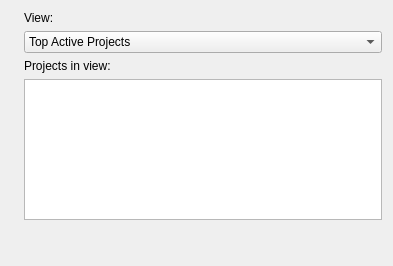
Above: applets/kdeobservatory/src/ui/kdeobservatoryconfigviews.ui from KDE/kdeplasma-addons before the change. Below: the same form after it.
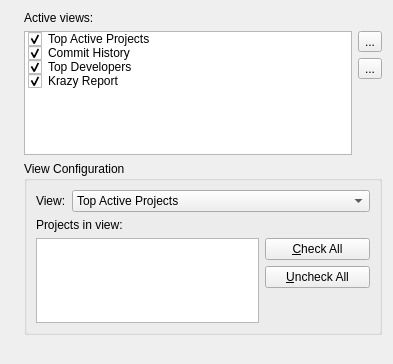
That is the form after the change. Icons and pictures are not drawn. Custom widgets are drawn as their Qt base class.

```diff
--- a/applets/kdeobservatory/src/ui/kdeobservatoryconfigviews.ui
+++ b/applets/kdeobservatory/src/ui/kdeobservatoryconfigviews.ui
@@ -7,15 +7,15 @@
     <x>0</x>
     <y>0</y>
     <width>393</width>
-    <height>266</height>
+    <height>364</height>
    </rect>
   </property>
   <property name="windowTitle">
    <string>Configure KDE Observatory - Commit Summary</string>
   </property>
   <layout class="QGridLayout" name="gridLayout">
-   <item row="3" column="1">
-    <widget class="QLabel" name="lblProjectsInView">
+   <item row="0" column="1">
+    <widget class="QLabel" name="lblActiveViews">
      <property name="sizePolicy">
       <sizepolicy hsizetype="Fixed" vsizetype="Fixed">
        <horstretch>0</horstretch>
@@ -23,7 +23,7 @@
       </sizepolicy>
      </property>
      <property name="text">
-      <string>Projects in view:</string>
+      <string>Active views:</string>
      </property>
      <property name="alignment">
       <set>Qt::AlignLeading|Qt::AlignLeft|Qt::AlignVCenter</set>
@@ -33,8 +33,8 @@
      </property>
     </widget>
    </item>
-   <item row="4" column="0">
-    <spacer name="spacer1">
+   <item row="1" column="0">
+    <spacer name="spacer4">
      <property name="orientation">
       <enum>Qt::Horizontal</enum>
      </property>
@@ -49,15 +49,106 @@
      </property>
     </spacer>
    </item>
-   <item row="4" column="1">
-    <widget class="QListWidget" name="projectsInView">
+   <item row="1" column="1">
+    <layout class="QHBoxLayout" name="horizontalLayout1">
+     <item>
+      <widget class="QListWidget" name="activeViews">
      <property name="minimumSize">
       <size>
        <width>0</width>
-       <height>85</height>
-      </size>
-     </property>
-    </widget>
+         <height>123</height>
+        </size>
+       </property>
+       <item>
+        <property name="text">
+         <string>Top Active Projects</string>
+        </property>
+        <property name="checkState">
+         <enum>Checked</enum>
+        </property>
+        <property name="icon">
+         <iconset>
+          <normaloff>../../../../../usr/share/icons/oxygen/16x16/actions/svn-commit.png</normaloff>../../../../../usr/share/icons/oxygen/16x16/actions/svn-commit.png</iconset>
+        </property>
+       </item>
+       <item>
+        <property name="text">
+         <string>Commit History</string>
+        </property>
+        <property name="checkState">
+         <enum>Checked</enum>
+        </property>
+        <property name="icon">
+         <iconset>
+          <normaloff>../../../../../usr/share/icons/oxygen/16x16/actions/view-history.png</normaloff>../../../../../usr/share/icons/oxygen/16x16/actions/view-history.png</iconset>
+        </property>
+       </item>
+       <item>
+        <property name="text">
+         <string>Top Developers</string>
+        </property>
+        <property name="checkState">
+         <enum>Checked</enum>
+        </property>
+        <property name="icon">
+         <iconset>
+          <normaloff>../../../../../usr/share/icons/oxygen/16x16/actions/user-properties.png</normaloff>../../../../../usr/share/icons/oxygen/16x16/actions/user-properties.png</iconset>
+        </property>
+       </item>
+       <item>
+        <property name="text">
+         <string>Krazy Report</string>
+        </property>
+        <property name="checkState">
+         <enum>Checked</enum>
+        </property>
+        <property name="icon">
+         <iconset>
+          <normaloff>../../../../../usr/share/icons/oxygen/16x16/actions/checkbox.png</normaloff>../../../../../usr/share/icons/oxygen/16x16/actions/checkbox.png</iconset>
+        </property>
+       </item>
+      </widget>
+     </item>
+     <item>
+      <layout class="QVBoxLayout" name="verticalLayout">
+       <item>
+        <widget class="QToolButton" name="tlbUp">
+         <property name="text">
+          <string>...</string>
+         </property>
+         <property name="icon">
+          <iconset>
+           <normaloff>../../../../../usr/share/icons/oxygen/16x16/actions/go-up.png</normaloff>../../../../../usr/share/icons/oxygen/16x16/actions/go-up.png</iconset>
+         </property>
+        </widget>
+       </item>
+       <item>
+        <widget class="QToolButton" name="tlbDown">
+         <property name="text">
+          <string>...</string>
+         </property>
+         <property name="icon">
+          <iconset>
+           <normaloff>../../../../../usr/share/icons/oxygen/16x16/actions/go-down.png</normaloff>../../../../../usr/share/icons/oxygen/16x16/actions/go-down.png</iconset>
+         </property>
+        </widget>
+       </item>
+       <item>
+        <spacer name="spacer5">
+         <property name="orientation">
+          <enum>Qt::Vertical</enum>
+         </property>
+         <property name="sizeHint" stdset="0">
+          <size>
+           <width>20</width>
+           <height>18</height>
+          </size>
+         </property>
+        </spacer>
+       </item>
+      </layout>
+     </item>
+    </layout>
    </item>
    <item row="5" column="1">
     <spacer name="spacer2">
@@ -72,14 +163,34 @@
      </property>
     </spacer>
    </item>
-   <item row="1" column="1">
+   <item row="2" column="1" rowspan="2">
+    <widget class="QGroupBox" name="gpbViewConfiguration">
+     <property name="title">
+      <string>View Configuration</string>
+     </property>
+     <layout class="QGridLayout" name="gridLayout_2">
+      <item row="0" column="0" colspan="2">
+       <layout class="QHBoxLayout" name="horizontalLayout">
+        <item>
     <widget class="QLabel" name="lblView">
+          <property name="sizePolicy">
+           <sizepolicy hsizetype="Minimum" vsizetype="Preferred">
+            <horstretch>0</horstretch>
+            <verstretch>0</verstretch>
+           </sizepolicy>
+          </property>
+          <property name="maximumSize">
+           <size>
+            <width>30</width>
+            <height>16777215</height>
+           </size>
+          </property>
      <property name="text">
       <string>View:</string>
      </property>
     </widget>
    </item>
-   <item row="2" column="1">
+        <item>
     <widget class="KComboBox" name="views">
      <item>
       <property name="text">
@@ -120,8 +231,127 @@
     </widget>
    </item>
   </layout>
+      </item>
+      <item row="1" column="0">
+       <widget class="QLabel" name="lblProjectsInView">
+        <property name="sizePolicy">
+         <sizepolicy hsizetype="Fixed" vsizetype="Fixed">
+          <horstretch>0</horstretch>
+          <verstretch>0</verstretch>
+         </sizepolicy>
+        </property>
+        <property name="text">
+         <string>Projects in view:</string>
+        </property>
+        <property name="alignment">
+         <set>Qt::AlignLeading|Qt::AlignLeft|Qt::AlignVCenter</set>
+        </property>
+       </widget>
+      </item>
+      <item row="2" column="0">
+       <widget class="QListWidget" name="projectsInView">
+        <property name="minimumSize">
+         <size>
+          <width>0</width>
+          <height>85</height>
+         </size>
+        </property>
+       </widget>
+      </item>
+      <item row="2" column="1">
+       <layout class="QVBoxLayout" name="verticalLayout_2">
+        <item>
+         <widget class="KPushButton" name="psbCheckAll">
+          <property name="sizePolicy">
+           <sizepolicy hsizetype="Fixed" vsizetype="Fixed">
+            <horstretch>0</horstretch>
+            <verstretch>0</verstretch>
+           </sizepolicy>
+          </property>
+          <property name="minimumSize">
+           <size>
+            <width>105</width>
+            <height>0</height>
+           </size>
+          </property>
+          <property name="maximumSize">
+           <size>
+            <width>105</width>
+            <height>16777215</height>
+           </size>
+          </property>
+          <property name="text">
+           <string>&amp;Check All</string>
+          </property>
+         </widget>
+        </item>
+        <item>
+         <widget class="KPushButton" name="psbUncheckAll">
+          <property name="sizePolicy">
+           <sizepolicy hsizetype="Fixed" vsizetype="Fixed">
+            <horstretch>0</horstretch>
+            <verstretch>0</verstretch>
+           </sizepolicy>
+          </property>
+          <property name="minimumSize">
+           <size>
+            <width>105</width>
+            <height>0</height>
+           </size>
+          </property>
+          <property name="maximumSize">
+           <size>
+            <width>105</width>
+            <height>16777215</height>
+           </size>
+          </property>
+          <property name="text">
+           <string>&amp;Uncheck All</string>
+          </property>
+         </widget>
+        </item>
+        <item>
+         <spacer name="spacer3">
+          <property name="orientation">
+           <enum>Qt::Vertical</enum>
+          </property>
+          <property name="sizeHint" stdset="0">
+           <size>
+            <width>20</width>
+            <height>20</height>
+           </size>
+          </property>
+         </spacer>
+        </item>
+       </layout>
+      </item>
+     </layout>
+    </widget>
+   </item>
+   <item row="2" column="0">
+    <spacer name="spacer1">
+     <property name="orientation">
+      <enum>Qt::Horizontal</enum>
+     </property>
+     <property name="sizeType">
+      <enum>QSizePolicy::Fixed</enum>
+     </property>
+     <property name="sizeHint" stdset="0">
+      <size>
+       <width>13</width>
+       <height>47</height>
+      </size>
+     </property>
+    </spacer>
+   </item>
+  </layout>
  </widget>
  <customwidgets>
+  <customwidget>
+   <class>KPushButton</class>
+   <extends>QPushButton</extends>
+   <header>kpushbutton.h</header>
+  </customwidget>
   <customwidget>
    <class>KComboBox</class>
    <extends>QComboBox</extends>
```
Left out of the diff: 6 changed lines with no effect on the pictures. Lines whose indentation alone changed are shown as unchanged.
